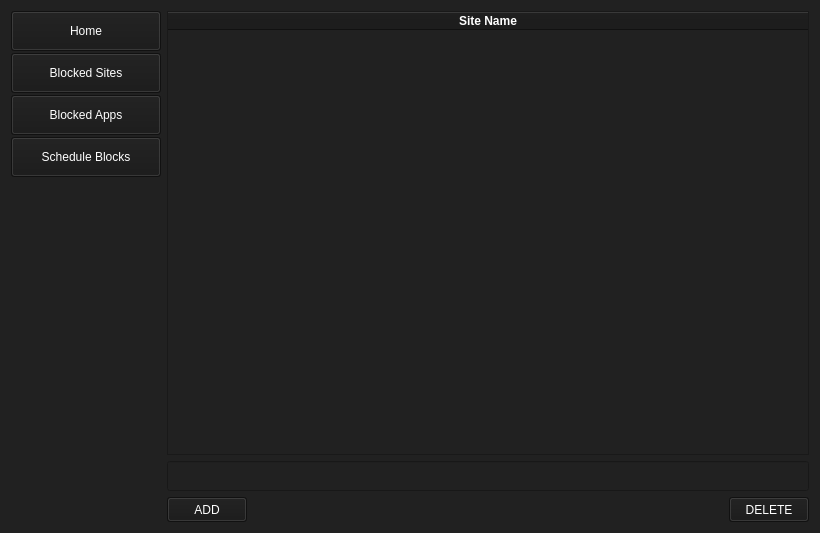
Qt form ui/blockedweb.ui (HowePersonal/DistractionBlocker) before a commit.
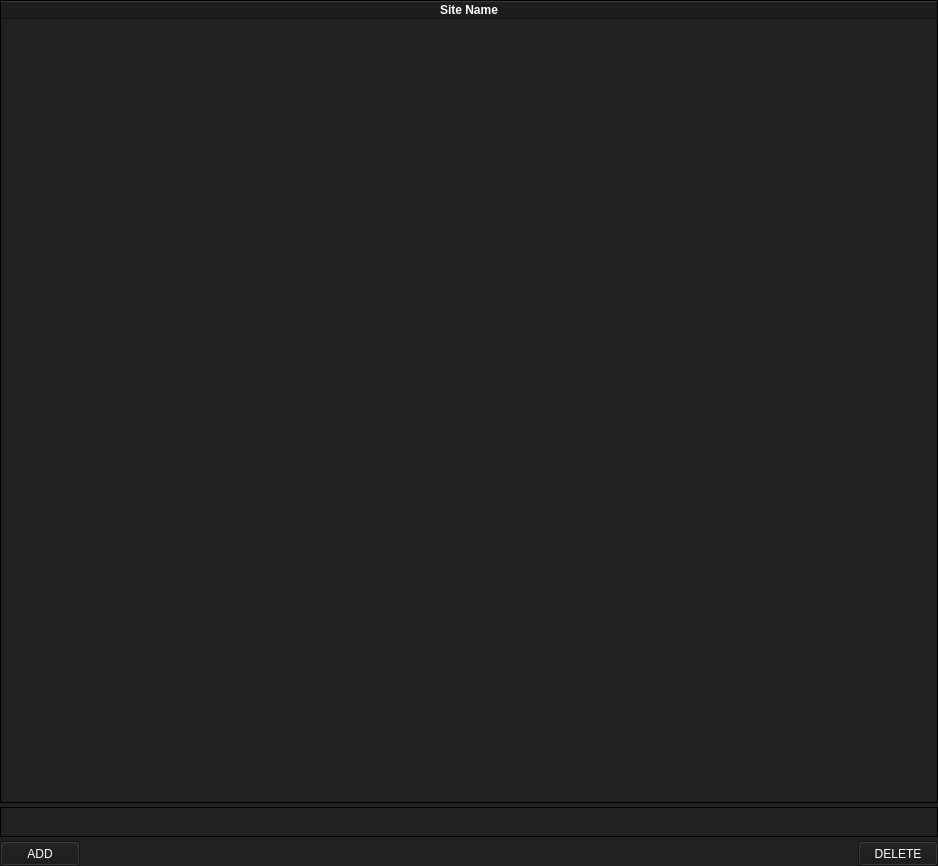
The same form after that commit.

The edit to the form file:
```diff
--- a/ui/blockedweb.ui
+++ b/ui/blockedweb.ui
@@ -6,8 +6,8 @@
    <rect>
     <x>0</x>
     <y>0</y>
-    <width>820</width>
-    <height>533</height>
+    <width>938</width>
+    <height>866</height>
    </rect>
   </property>
   <property name="sizePolicy">
@@ -18,8 +18,8 @@
   </property>
   <property name="minimumSize">
    <size>
-    <width>820</width>
-    <height>500</height>
+    <width>658</width>
+    <height>466</height>
    </size>
   </property>
   <property name="windowTitle">
@@ -30,7 +30,45 @@
 </string>
   </property>
   <layout class="QGridLayout" name="gridLayout">
-   <item row="0" column="1" colspan="2">
+   <property name="leftMargin">
+    <number>0</number>
+   </property>
+   <property name="topMargin">
+    <number>0</number>
+   </property>
+   <property name="rightMargin">
+    <number>0</number>
+   </property>
+   <property name="bottomMargin">
+    <number>0</number>
+   </property>
+   <property name="horizontalSpacing">
+    <number>0</number>
+   </property>
+   <property name="verticalSpacing">
+    <number>4</number>
+   </property>
+   <item row="1" column="0" colspan="2">
+    <widget class="QLineEdit" name="blockSiteTextBox">
+     <property name="sizePolicy">
+      <sizepolicy hsizetype="Expanding" vsizetype="Fixed">
+       <horstretch>1</horstretch>
+       <verstretch>0</verstretch>
+      </sizepolicy>
+     </property>
+     <property name="minimumSize">
+      <size>
+       <width>0</width>
+       <height>30</height>
+      </size>
+     </property>
+     <property name="styleSheet">
+      <string notr="true">color: white;
+border: 1px solid black;</string>
+     </property>
+    </widget>
+   </item>
+   <item row="0" column="0" colspan="2">
     <widget class="QTableWidget" name="tableWidget">
      <property name="sizePolicy">
       <sizepolicy hsizetype="Expanding" vsizetype="Expanding">
@@ -40,8 +78,8 @@
      </property>
      <property name="minimumSize">
       <size>
-       <width>640</width>
-       <height>400</height>
+       <width>0</width>
+       <height>0</height>
       </size>
      </property>
      <property name="autoFillBackground">
@@ -49,7 +87,7 @@
      </property>
      <property name="styleSheet">
       <string notr="true">QTableWidget {
-	
+	border: 1px solid black;
     
 }
 
@@ -84,150 +122,7 @@
      </column>
     </widget>
    </item>
-   <item row="0" column="0">
-    <layout class="QVBoxLayout" name="verticalLayout_4">
-     <property name="spacing">
-      <number>2</number>
-     </property>
-     <property name="sizeConstraint">
-      <enum>QLayout::SetMinAndMaxSize</enum>
-     </property>
-     <item>
-      <widget class="QPushButton" name="btn_home">
-       <property name="minimumSize">
-        <size>
-         <width>150</width>
-         <height>40</height>
-        </size>
-       </property>
-       <property name="maximumSize">
-        <size>
-         <width>150</width>
-         <height>16777215</height>
-        </size>
-       </property>
-       <property name="styleSheet">
-        <string notr="true">color: white;
-font: 63 12pt &quot;Cascadia Mono SemiBold&quot;;
-border-bottom: 2px solid white;
-background-color: rgb(24,24,24);</string>
-       </property>
-       <property name="text">
-        <string>Home</string>
-       </property>
-      </widget>
-     </item>
-     <item>
-      <widget class="QPushButton" name="btn_blockedHistory">
-       <property name="minimumSize">
-        <size>
-         <width>150</width>
-         <height>40</height>
-        </size>
-       </property>
-       <property name="maximumSize">
-        <size>
-         <width>150</width>
-         <height>16777215</height>
-        </size>
-       </property>
-       <property name="styleSheet">
-        <string notr="true">color: white;
-font: 63 12pt &quot;Cascadia Mono SemiBold&quot;;
-border-bottom: 2px solid white;
-background-color: rgb(24,24,24);</string>
-       </property>
-       <property name="text">
-        <string>Blocked Sites</string>
-       </property>
-      </widget>
-     </item>
-     <item>
-      <widget class="QPushButton" name="btn_blockedApps">
-       <property name="minimumSize">
-        <size>
-         <width>150</width>
-         <height>40</height>
-        </size>
-       </property>
-       <property name="maximumSize">
-        <size>
-         <width>150</width>
-         <height>16777215</height>
-        </size>
-       </property>
-       <property name="styleSheet">
-        <string notr="true">color: white;
-font: 63 12pt &quot;Cascadia Mono SemiBold&quot;;
-border-bottom: 2px solid white;
-background-color: rgb(24,24,24);</string>
-       </property>
-       <property name="text">
-        <string>Blocked Apps</string>
-       </property>
-      </widget>
-     </item>
-     <item>
-      <widget class="QPushButton" name="btn_scheduleBlocks">
-       <property name="minimumSize">
-        <size>
-         <width>150</width>
-         <height>40</height>
-        </size>
-       </property>
-       <property name="maximumSize">
-        <size>
-         <width>150</width>
-         <height>16777215</height>
-        </size>
-       </property>
-       <property name="styleSheet">
-        <string notr="true">color: white;
-font: 63 12pt &quot;Cascadia Mono SemiBold&quot;;
-border-bottom: 2px solid white;
-background-color: rgb(24,24,24);</string>
-       </property>
-       <property name="text">
-        <string>Schedule Blocks</string>
-       </property>
-      </widget>
-     </item>
-     <item>
-      <spacer name="verticalSpacer">
-       <property name="orientation">
-        <enum>Qt::Vertical</enum>
-       </property>
-       <property name="sizeHint" stdset="0">
-        <size>
-         <width>150</width>
-         <height>20</height>
-        </size>
-       </property>
-      </spacer>
-     </item>
-    </layout>
-   </item>
-   <item row="1" column="1" colspan="2">
-    <widget class="QLineEdit" name="blockSiteTextBox">
-     <property name="sizePolicy">
-      <sizepolicy hsizetype="Expanding" vsizetype="Fixed">
-       <horstretch>1</horstretch>
-       <verstretch>0</verstretch>
-      </sizepolicy>
-     </property>
-     <property name="minimumSize">
-      <size>
-       <width>0</width>
-       <height>30</height>
-      </size>
-     </property>
-     <property name="styleSheet">
-      <string notr="true">color: white;
-</string>
-     </property>
-    </widget>
-   </item>
-   <item row="2" column="1" rowspan="2" colspan="2">
+   <item row="2" column="0" rowspan="2" colspan="2">
     <layout class="QHBoxLayout" name="horizontalLayout_2">
      <item>
       <widget class="QPushButton" name="btn_add">
```
